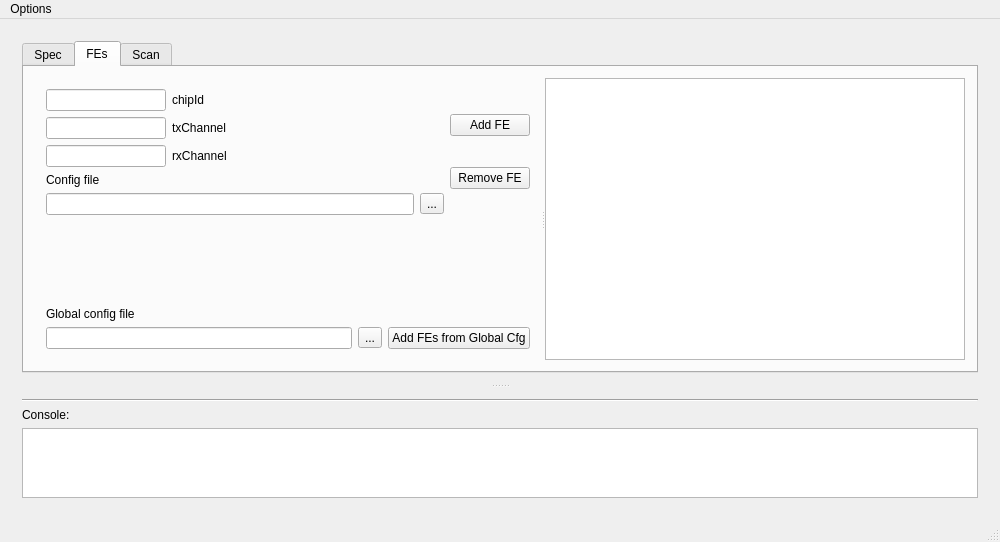
Old version of the form gui/YarrGui/yarrgui.ui in the repository Yarr/Yarr.
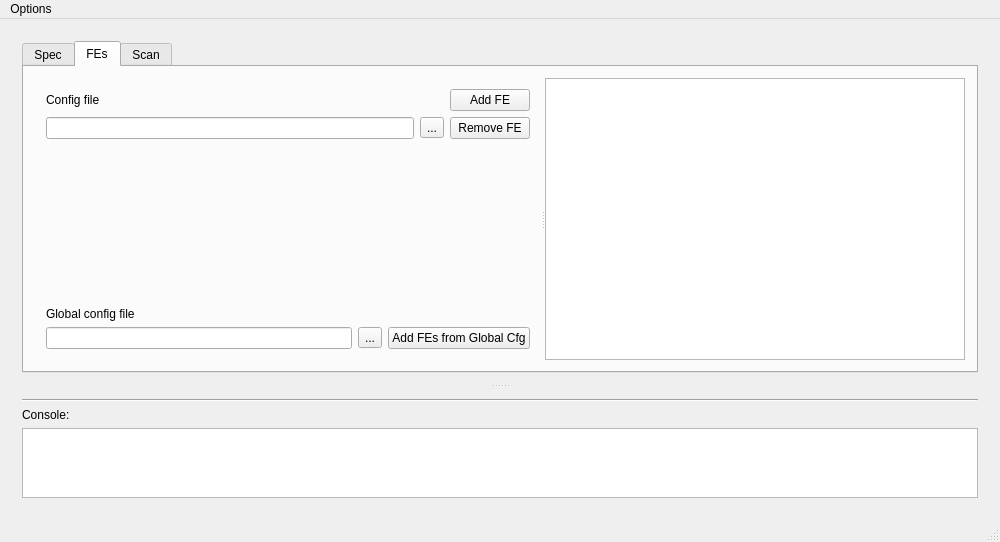
New version of the form. The open tabs and pages were chosen to show the change.

Patch:
```diff
--- a/gui/YarrGui/yarrgui.ui
+++ b/gui/YarrGui/yarrgui.ui
@@ -247,67 +247,13 @@
                   <item>
                    <layout class="QVBoxLayout" name="verticalLayout_7">
                     <item>
-                     <layout class="QHBoxLayout" name="horizontalLayout_5">
-                      <item>
-                       <widget class="QLineEdit" name="chipIdEdit">
-                        <property name="maximumSize">
-                         <size>
-                          <width>120</width>
-                          <height>16777215</height>
-                         </size>
-                        </property>
-                       </widget>
-                      </item>
-                      <item>
-                       <widget class="QLabel" name="bitfile_label_4">
-                        <property name="text">
-                         <string>chipId</string>
-                        </property>
-                       </widget>
-                      </item>
-                     </layout>
+                     <layout class="QHBoxLayout" name="horizontalLayout_5"/>
                     </item>
                     <item>
-                     <layout class="QHBoxLayout" name="horizontalLayout_4">
-                      <item>
-                       <widget class="QLineEdit" name="txChannelEdit">
-                        <property name="maximumSize">
-                         <size>
-                          <width>120</width>
-                          <height>16777215</height>
-                         </size>
-                        </property>
-                       </widget>
-                      </item>
-                      <item>
-                       <widget class="QLabel" name="bitfile_label_5">
-                        <property name="text">
-                         <string>txChannel</string>
-                        </property>
-                       </widget>
-                      </item>
-                     </layout>
+                     <layout class="QHBoxLayout" name="horizontalLayout_4"/>
                     </item>
                     <item>
-                     <layout class="QHBoxLayout" name="horizontalLayout_3">
-                      <item>
-                       <widget class="QLineEdit" name="rxChannelEdit">
-                        <property name="maximumSize">
-                         <size>
-                          <width>120</width>
-                          <height>16777215</height>
-                         </size>
-                        </property>
-                       </widget>
-                      </item>
-                      <item>
-                       <widget class="QLabel" name="bitfile_label_6">
-                        <property name="text">
-                         <string>rxChannel</string>
-                        </property>
-                       </widget>
-                      </item>
-                     </layout>
+                     <layout class="QHBoxLayout" name="horizontalLayout_3"/>
                     </item>
                     <item>
                      <widget class="QLabel" name="bitfile_label_7">
```
Left out of the diff: 2 changed lines with no effect on the pictures.
